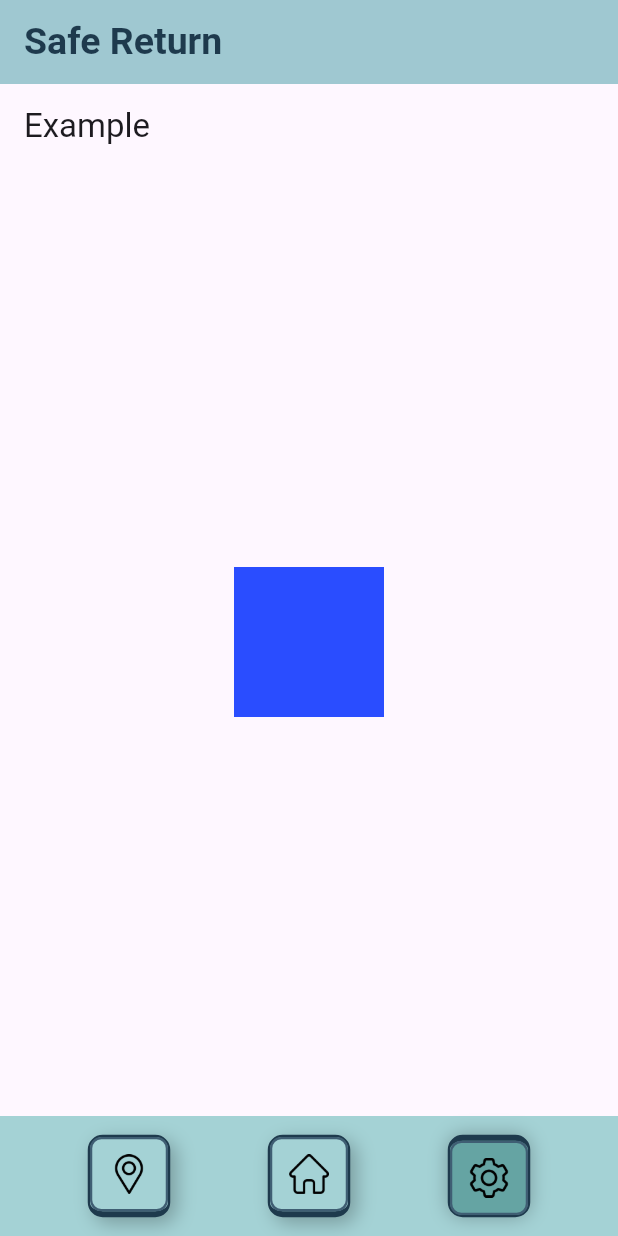
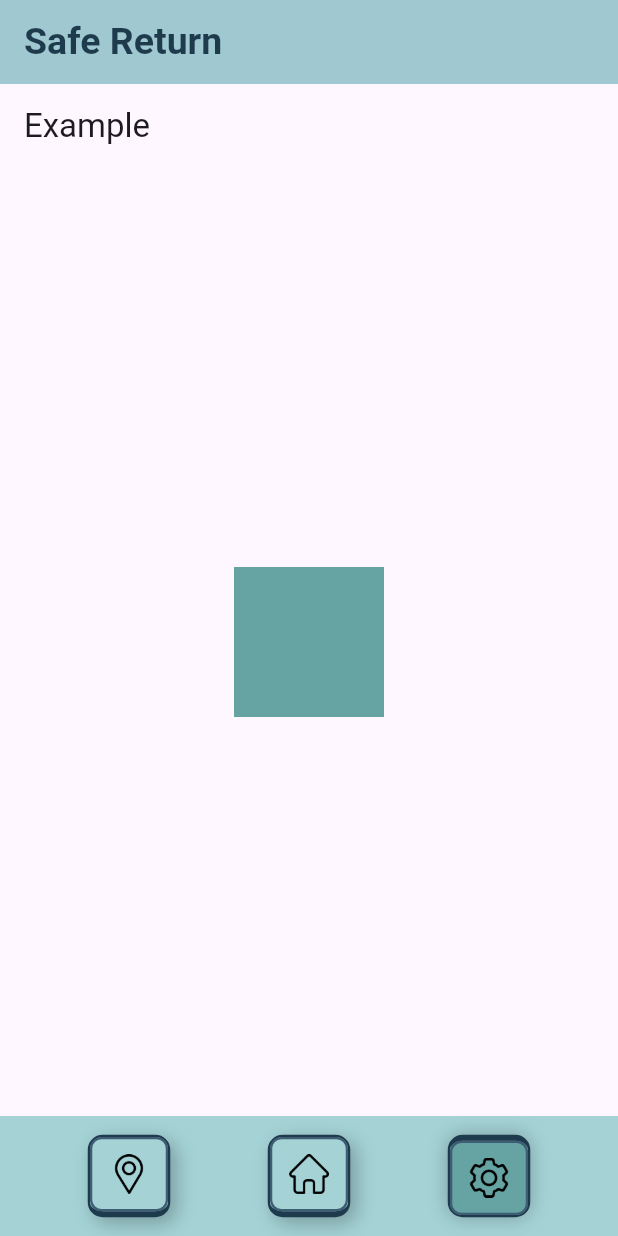
Before and after one commit to ZephLevy/Safe-return, a Flutter app: the screen it shows after launch, item 3 of the bottom bar chosen, on a phone screen of 412 x 824 dp. Run offline on Flutter 3.47's test engine with Material 3 defaults, Android fonts, the light colour scheme and no system bars.

Commit message:
changed color of widget to color palette.blue3; re-formatted the thing; and removed dead code.

```diff
--- a/lib/pages/settings_page.dart
+++ b/lib/pages/settings_page.dart
@@ -1,4 +1,5 @@
 import 'package:flutter/material.dart';
+import 'package:safe_return/palette.dart';
 
 class SettingsPage extends StatelessWidget {
   const SettingsPage({super.key});
@@ -13,8 +14,7 @@ class SettingsPage extends StatelessWidget {
                   width: 100,
                   height: 100,
                   margin: EdgeInsets.all(20),
-                color: const Color.fromARGB(255, 42, 77, 255))),
-      ),
+                  color: Palette.blue3))),
     );
   }
 }
```
Lines whose indentation alone changed are shown as unchanged.
